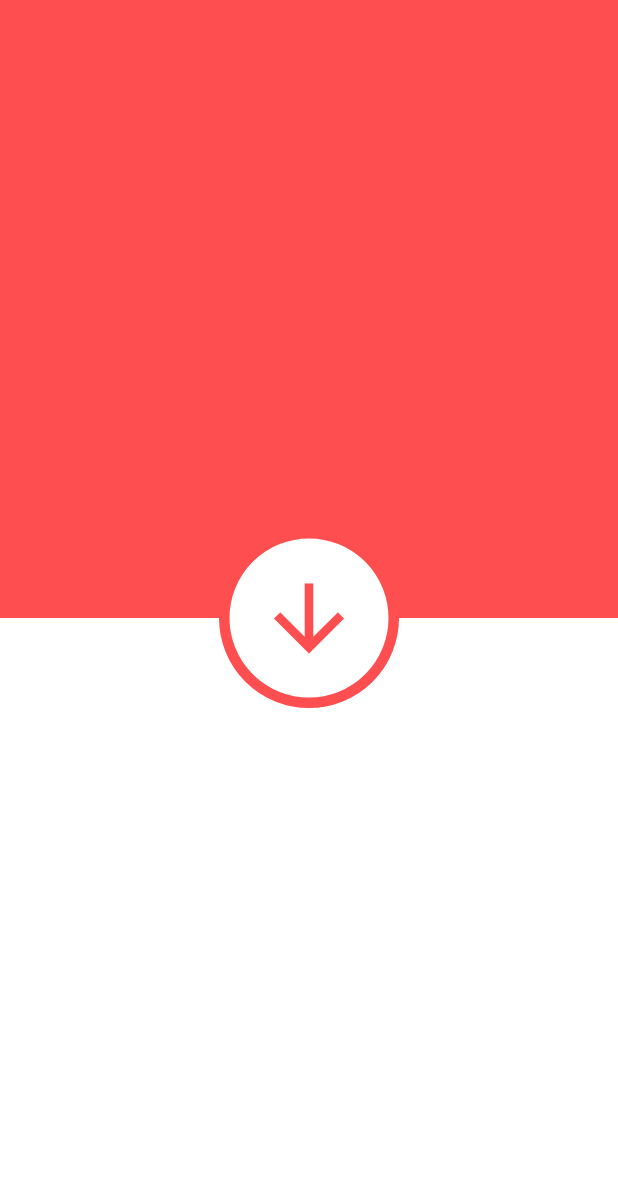
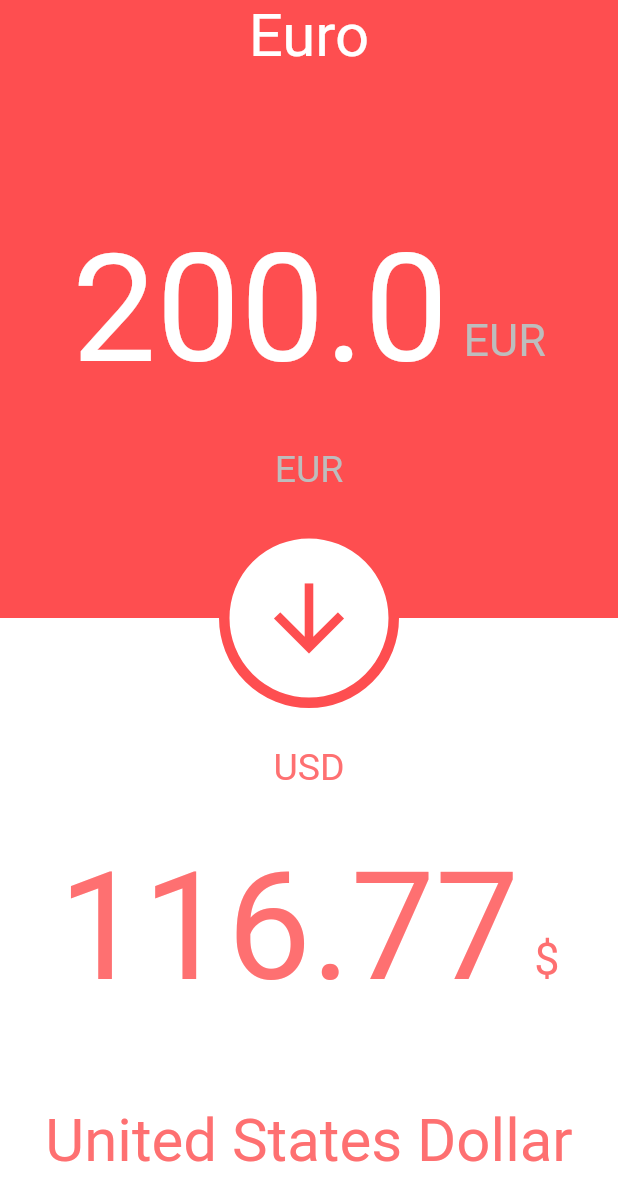
Before and after one commit to kamal-hakim/flutter-ui-currency-converter, a Flutter app: the screen it shows after launch, on a phone screen of 412 x 824 dp. Shown: the top 1201 px of the screen. Run offline on Flutter 3.47's test engine with Material 2 defaults, Android fonts, the phone set to English and light mode, and no system bars.

Commit message:
completed basic dashboard UI without logic

```diff
--- a/lib/dashboard.dart
+++ b/lib/dashboard.dart
@@ -15,8 +15,120 @@ class Dashboard extends StatelessWidget {
           height: MediaQuery.of(context).size.height / 2,
         ),
         Container(
+          child: Column(children: <Widget>[
+            Expanded(
+              child: SafeArea(
+                child: Stack(
+                  children: <Widget>[
+                    Align(
+                      alignment: Alignment.topCenter,
+                      child: Text(
+                        "Euro",
+                        style: TextStyle(
+                          fontSize: 40.0,
+                          color: Colors.white,
+                        ),
+                      ),
+                    ),
+                    Container(
                       child: Center(
+                        child: Row(
+                          mainAxisAlignment: MainAxisAlignment.center,
+                          children: <Widget>[
+                            Text(
+                              "200.0",
+                              style: TextStyle(
+                                fontSize: 100.0,
+                                color: Colors.white,
+                              ),
+                            ),
+                            SizedBox(width: 10.0),
+                            Baseline(
+                              baseline: 70,
+                              baselineType: TextBaseline.alphabetic,
+                              child: Text(
+                                "EUR",
+                                style: TextStyle(
+                                  fontSize: 30.0,
+                                  color: Colors.grey[400],
+                                ),
+                              ),
+                            ),
+                          ],
+                        ),
+                      ),
+                    ),
+                  ],
+                ),
+              ),
+            ),
+            Expanded(
               child: Container(
+                child: Stack(
+                  children: <Widget>[
+                    Center(
+                      child: Row(
+                        mainAxisAlignment: MainAxisAlignment.center,
+                        children: <Widget>[
+                          Text(
+                            "116.77",
+                            style: TextStyle(
+                              fontSize: 100.0,
+                              color: Theme.of(context).accentColor,
+                            ),
+                          ),
+                          SizedBox(width: 10.0),
+                          Baseline(
+                            baseline: 70,
+                            baselineType: TextBaseline.alphabetic,
+                            child: Text(
+                              "\$",
+                              style: TextStyle(
+                                fontSize: 30.0,
+                                color: Theme.of(context).accentColor,
+                              ),
+                            ),
+                          ),
+                        ],
+                      ),
+                    ),
+                    Align(
+                      alignment: Alignment.bottomCenter,
+                      child: Padding(
+                        padding: EdgeInsets.only(
+                          bottom: 40.0,
+                        ),
+                        child: Text(
+                          "United States Dollar",
+                          style: TextStyle(
+                            fontSize: 40.0,
+                            color: Theme.of(context).accentColor,
+                          ),
+                        ),
+                      ),
+                    ),
+                  ],
+                ),
+              ),
+            )
+          ]),
+        ),
+        Container(
+          width: double.infinity,
+          height: double.infinity,
+          child: Column(
+            mainAxisAlignment: MainAxisAlignment.center,
+            crossAxisAlignment: CrossAxisAlignment.center,
+            children: <Widget>[
+              Text(
+                "EUR",
+                style: TextStyle(
+                  fontSize: 25.0,
+                  color: Colors.grey[400],
+                ),
+              ),
+              SizedBox(height: 25.0),
+              Container(
                 height: 120.0,
                 width: 120.0,
                 decoration: BoxDecoration(
@@ -35,6 +147,15 @@ class Dashboard extends StatelessWidget {
                   ),
                 ),
               ),
+              SizedBox(height: 25.0),
+              Text(
+                "USD",
+                style: TextStyle(
+                  fontSize: 25.0,
+                  color: Theme.of(context).accentColor,
+                ),
+              ),
+            ],
           ),
         )
       ],
```
Lines whose indentation alone changed are shown as unchanged.
